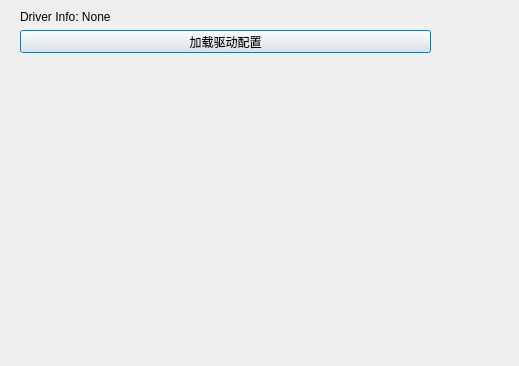
Before: the Qt Designer form NoraGeneral/UI/noraLoadDriverConfigWidget.ui in AnonCountercurrent/NoraSkinningMethodCollection, drawn with Qt 5.
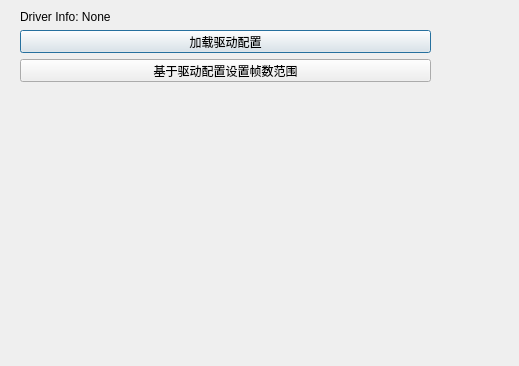
After: the same form once the commit is applied.

Commit message: 增加将radians角度和自动设置帧数区间功能

The edit to the form file:
```diff
--- a/NoraGeneral/UI/noraLoadDriverConfigWidget.ui
+++ b/NoraGeneral/UI/noraLoadDriverConfigWidget.ui
@@ -19,7 +19,7 @@
      <x>20</x>
      <y>10</y>
      <width>411</width>
-     <height>43</height>
+     <height>72</height>
     </rect>
    </property>
    <layout class="QVBoxLayout" name="loadDriverConfigLayout">
@@ -37,6 +37,13 @@
       </property>
      </widget>
     </item>
+    <item>
+     <widget class="QPushButton" name="frameRangeButton">
+      <property name="text">
+       <string>基于驱动配置设置帧数范围</string>
+      </property>
+     </widget>
+    </item>
    </layout>
   </widget>
  </widget>
```
The commit also changes 7 other files.
